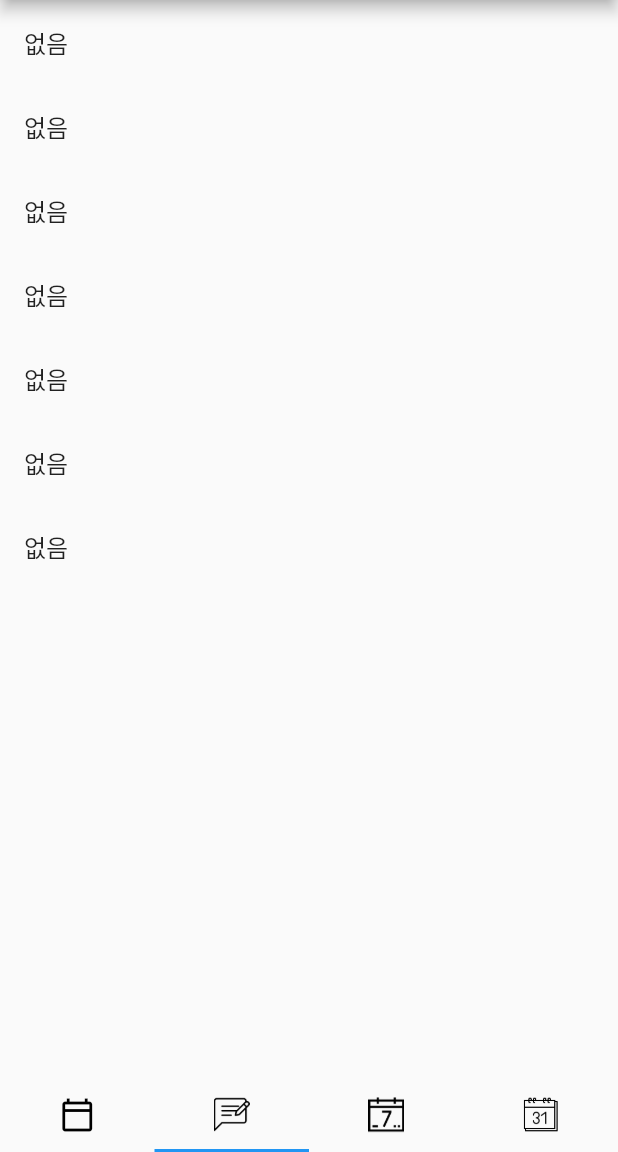
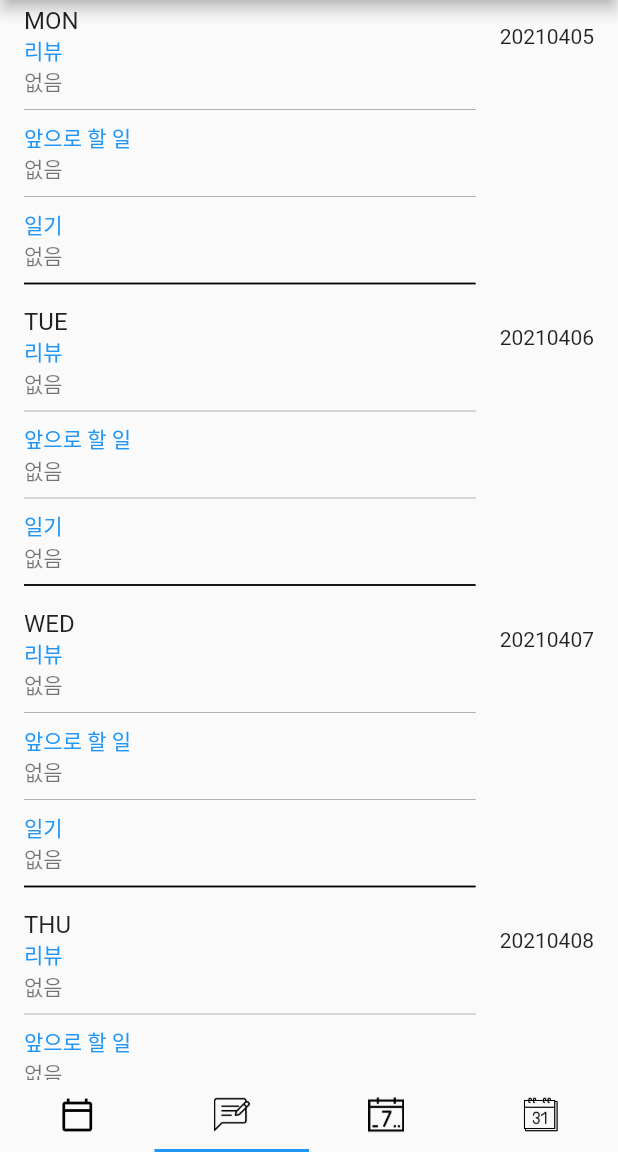
Before and after one commit to dionysus11-source/schedule-app-2021, a Flutter app: the screen it shows after launch, item 2 of the bottom bar chosen, on a phone screen of 412 x 824 dp, the part 84-1236 px from its top. Run offline on Flutter 3.47's test engine with Material 2 defaults, Android fonts, the phone set to English and light mode, and no system bars; our stand-ins replace sqflite; accounts and stored records are empty.

Commit message:
edit daily feedback page

```diff
--- a/lib/sub/dailyFeedbackPage.dart
+++ b/lib/sub/dailyFeedbackPage.dart
@@ -22,6 +22,15 @@ class _DailyFeedbackAppState extends State<DailyFeedbackApp> {
   TextEditingController reviewContentController;
   TextEditingController todoContentController;
   TextEditingController diaryContentController;
+  Map<int, String> weekString = {
+    1: 'MON',
+    2: 'TUE',
+    3: "WED",
+    4: 'THU',
+    5: 'FRI',
+    6: 'SAT',
+    7: 'SUN'
+  };
 
   @override
   void initState() {
@@ -50,7 +59,54 @@ class _DailyFeedbackAppState extends State<DailyFeedbackApp> {
                   itemBuilder: (context, index) {
                     DailyFeedback dailyFeedback = snapshot.data[index];
                     return ListTile(
-                      title: Container(child: Text(dailyFeedback.diary)),
+                      title: Text(weekString[dailyFeedback.weekday]),
+                      subtitle: Container(
+                          child: Column(
+                        crossAxisAlignment: CrossAxisAlignment.start,
+                        children: <Widget>[
+                          Text(
+                            '리뷰',
+                            style: TextStyle(color: Colors.blue),
+                          ),
+                          SizedBox(
+                            // height: 50,
+                            child: Text(
+                              dailyFeedback.review,
+                            ),
+                          ),
+                          Divider(
+                            color: Colors.black,
+                            thickness: 0.2,
+                          ),
+                          Text(
+                            '앞으로 할 일',
+                            style: TextStyle(color: Colors.blue),
+                          ),
+                          SizedBox(
+                            child: Text(
+                              dailyFeedback.todo,
+                            ),
+                          ),
+                          Divider(
+                            color: Colors.black,
+                            thickness: 0.2,
+                          ),
+                          Text(
+                            '일기',
+                            style: TextStyle(color: Colors.blue),
+                          ),
+                          SizedBox(
+                            child: Text(
+                              dailyFeedback.diary,
+                            ),
+                          ),
+                          Divider(
+                            color: Colors.black,
+                            thickness: 1.2,
+                          ),
+                        ],
+                      )),
+                      trailing: Text(dailyFeedback.date),
                       onTap: () async {
                         reviewContentController = new TextEditingController();
                         todoContentController = new TextEditingController();
@@ -62,26 +118,78 @@ class _DailyFeedbackAppState extends State<DailyFeedbackApp> {
                                 title: Text('수정하기'),
                                 content: Column(
                                   children: <Widget>[
+                                    Text(
+                                      '리뷰',
+                                      style: TextStyle(color: Colors.blue),
+                                    ),
+                                    SizedBox(
+                                      child: Text(dailyFeedback.review),
+                                    ),
                                     TextField(
                                       controller: reviewContentController,
                                       keyboardType: TextInputType.text,
-                                    )
+                                    ),
+                                    Text(
+                                      '앞으로 할 일',
+                                      style: TextStyle(color: Colors.blue),
+                                    ),
+                                    SizedBox(
+                                      child: Text(dailyFeedback.todo),
+                                    ),
+                                    TextField(
+                                      controller: todoContentController,
+                                      keyboardType: TextInputType.text,
+                                    ),
+                                    Text(
+                                      '일기',
+                                      style: TextStyle(color: Colors.blue),
+                                    ),
+                                    SizedBox(
+                                      child: Text(dailyFeedback.diary),
+                                    ),
+                                    TextField(
+                                      controller: diaryContentController,
+                                      keyboardType: TextInputType.text,
+                                    ),
                                   ],
                                 ),
                                 actions: <Widget>[
                                   FlatButton(
                                     onPressed: () {
-                                      dailyFeedback.review =
-                                          reviewContentController.value.text;
+                                      Navigator.of(context).pop();
+                                    },
+                                    child: Text('Cancle'),
+                                  ),
+                                  FlatButton(
+                                    onPressed: () {
+                                      if (reviewContentController.value.text !=
+                                          '') {
+                                        dailyFeedback.review =
+                                            reviewContentController.value.text;
+                                      }
+                                      if (todoContentController.value.text !=
+                                          '') {
+                                        dailyFeedback.todo =
+                                            todoContentController.value.text;
+                                      }
+                                      if (diaryContentController.value.text !=
+                                          '') {
+                                        dailyFeedback.diary =
+                                            diaryContentController.value.text;
+                                      }
                                       Navigator.of(context).pop(dailyFeedback);
                                     },
-                                    child: Text('예'),
-                                  )
+                                    child: Text('Save'),
+                                  ),
                                 ],
                               );
                             });
                         if (result != null) {
                           dbHelper.updateOneData(result);
+                          setState(() {
+                            feedbackList =
+                                dbHelper.getData(widget._selectedDate);
+                          });
                         }
                       },
                     );
```
Also changed, not shown: lib/database/DailyFeedbackStrategy.dart (+8 -7 lines).
